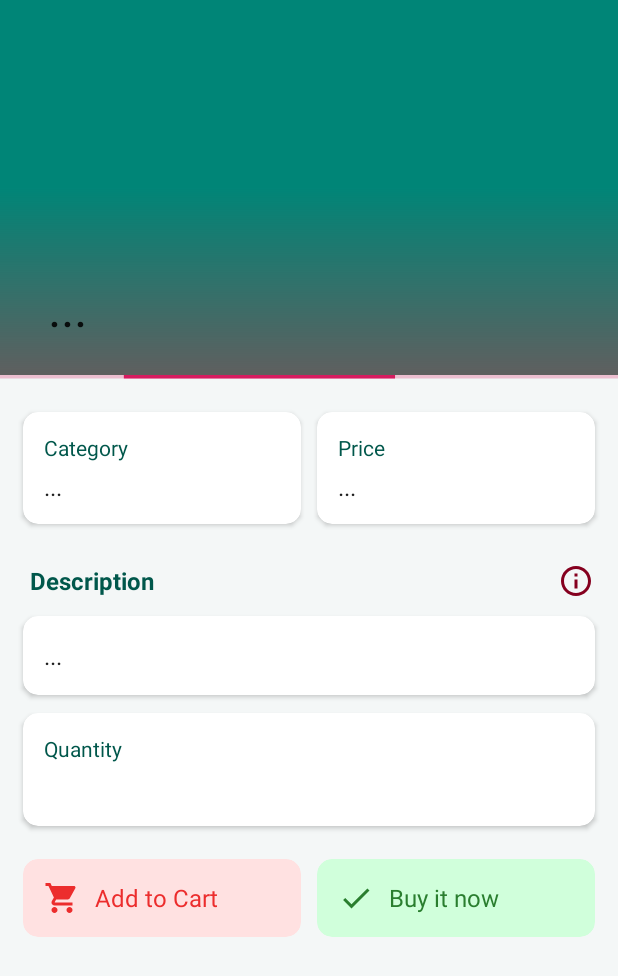
After one commit to ChanakaDushmantha/Online-Shop, an Android app: the Item screen opened directly, with no data from a screen before it, on a phone screen of 412 x 824 dp. The commit adds this screen. Shown: the top 976 px of the screen. Run offline under Robolectric (Android 15) with nearby library versions, the phone set to English and light mode, and no system bars; network calls fail.

Commit message:
create Item UI

```diff
--- a/app/src/main/java/lk/chanaka/dushmantha/groceryonline/Itemlist.java
+++ b/app/src/main/java/lk/chanaka/dushmantha/groceryonline/Itemlist.java
@@ -10,7 +10,7 @@ import android.widget.Toast;
 
 import java.util.HashMap;
 
-public class Itemlist extends AppCompatActivity {
+public class Itemlist extends AppCompatActivity {// temp class
 
     private TextView name, email;
     private Button btn_logout;
--- a/app/src/main/java/lk/chanaka/dushmantha/groceryonline/Items/Adaptor.java
+++ b/app/src/main/java/lk/chanaka/dushmantha/groceryonline/Items/Adaptor.java
@@ -1,6 +1,7 @@
 package lk.chanaka.dushmantha.groceryonline.Items;
 
 import android.content.Context;
+import android.content.Intent;
 import android.view.LayoutInflater;
 import android.view.View;
 import android.view.ViewGroup;
@@ -20,7 +21,9 @@ import java.text.NumberFormat;
 import java.util.ArrayList;
 import java.util.List;
 
+import lk.chanaka.dushmantha.groceryonline.LoginActivity;
 import lk.chanaka.dushmantha.groceryonline.R;
+import lk.chanaka.dushmantha.groceryonline.Shops;
 
 class Adapter extends RecyclerView.Adapter<Adapter.ViewHolder> implements Filterable {
     LayoutInflater inflater;
@@ -125,7 +128,11 @@ class Adapter extends RecyclerView.Adapter<Adapter.ViewHolder> implements Filter
             itemView.setOnClickListener(new View.OnClickListener() {
                 @Override
                 public void onClick(View v) {
-                    Toast.makeText(v.getContext(), "Do Something With this Click", Toast.LENGTH_SHORT).show();
+                    int i = getAdapterPosition();
+
+                    Toast.makeText(v.getContext(), "Do Something With this Click" + i, Toast.LENGTH_SHORT).show();
+                    Intent intent = new Intent(inflater.getContext(), Item.class);
+                    inflater.getContext().startActivity(intent);
                 }
             });
         }
--- a/app/src/main/java/lk/chanaka/dushmantha/groceryonline/Items/GroceryItem.java
+++ b/app/src/main/java/lk/chanaka/dushmantha/groceryonline/Items/GroceryItem.java
@@ -1,6 +1,4 @@
 package lk.chanaka.dushmantha.groceryonline.Items;
-
-import com.google.errorprone.annotations.Var;
 
 public class GroceryItem {
     private String id;
--- /dev/null
+++ b/app/src/main/java/lk/chanaka/dushmantha/groceryonline/Items/Item.java
@@ -0,0 +1,23 @@
+package lk.chanaka.dushmantha.groceryonline.Items;
+
+import androidx.appcompat.app.AppCompatActivity;
+import androidx.appcompat.widget.Toolbar;
+
+import android.os.Bundle;
+
+import lk.chanaka.dushmantha.groceryonline.R;
+
+public class Item extends AppCompatActivity {
+
+    Toolbar toolbar;
+
+    @Override
+    protected void onCreate(Bundle savedInstanceState) {
+        super.onCreate(savedInstanceState);
+        setContentView(R.layout.activity_item);
+
+        toolbar = findViewById(R.id.toolbar);
+        this.setSupportActionBar(toolbar);
+        this.getSupportActionBar().setTitle("");
+    }
+}
--- a/app/src/main/java/lk/chanaka/dushmantha/groceryonline/Items/List.java
+++ b/app/src/main/java/lk/chanaka/dushmantha/groceryonline/Items/List.java
@@ -93,6 +93,7 @@ public class List extends AppCompatActivity {
                         recyclerView.setLayoutManager(new LinearLayoutManager(getApplicationContext()));
                         adapter = new Adapter(getApplicationContext(),groceryItems);
                         recyclerView.setAdapter(adapter);
+
                     }
                 }, new Response.ErrorListener() {
                     @Override
@@ -161,9 +162,6 @@ public class List extends AppCompatActivity {
                 return true;
             }
         });
-
-
-
         return  true;
     }
 
@@ -174,7 +172,6 @@ public class List extends AppCompatActivity {
         if(id == R.id.search_view){
             return  true;
         }
-
         return super.onOptionsItemSelected(item);
     }
 }
--- /dev/null
+++ b/app/src/main/res/drawable/ic_check.xml
@@ -0,0 +1,5 @@
+<vector android:height="24dp" android:tint="#2A7E2F"
+    android:viewportHeight="24.0" android:viewportWidth="24.0"
+    android:width="24dp" xmlns:android="http://schemas.android.com/apk/res/android">
+    <path android:fillColor="#FF000000" android:pathData="M9,16.17L4.83,12l-1.42,1.41L9,19 21,7l-1.41,-1.41z"/>
+</vector>
--- /dev/null
+++ b/app/src/main/res/drawable/ic_info.xml
@@ -0,0 +1,9 @@
+<vector xmlns:android="http://schemas.android.com/apk/res/android"
+    android:width="24dp"
+    android:height="24dp"
+    android:viewportWidth="24.0"
+    android:viewportHeight="24.0">
+    <path
+        android:fillColor="#85001F"
+        android:pathData="M11,17h2v-6h-2v6zM12,2C6.48,2 2,6.48 2,12s4.48,10 10,10 10,-4.48 10,-10S17.52,2 12,2zM12,20c-4.41,0 -8,-3.59 -8,-8s3.59,-8 8,-8 8,3.59 8,8 -3.59,8 -8,8zM11,9h2L13,7h-2v2z"/>
+</vector>
--- /dev/null
+++ b/app/src/main/res/drawable/ic_shopping_cart.xml
@@ -0,0 +1,5 @@
+<vector android:height="24dp" android:tint="#EC2D2D"
+    android:viewportHeight="24.0" android:viewportWidth="24.0"
+    android:width="24dp" xmlns:android="http://schemas.android.com/apk/res/android">
+    <path android:fillColor="#FF000000" android:pathData="M7,18c-1.1,0 -1.99,0.9 -1.99,2S5.9,22 7,22s2,-0.9 2,-2 -0.9,-2 -2,-2zM1,2v2h2l3.6,7.59 -1.35,2.45c-0.16,0.28 -0.25,0.61 -0.25,0.96 0,1.1 0.9,2 2,2h12v-2L7.42,15c-0.14,0 -0.25,-0.11 -0.25,-0.25l0.03,-0.12 0.9,-1.63h7.45c0.75,0 1.41,-0.41 1.75,-1.03l3.58,-6.49c0.08,-0.14 0.12,-0.31 0.12,-0.48 0,-0.55 -0.45,-1 -1,-1L5.21,4l-0.94,-2L1,2zM17,18c-1.1,0 -1.99,0.9 -1.99,2s0.89,2 1.99,2 2,-0.9 2,-2 -0.9,-2 -2,-2z"/>
+</vector>
--- /dev/null
+++ b/app/src/main/res/drawable/shadow_bottom_to_top.xml
@@ -0,0 +1,10 @@
+<?xml version="1.0" encoding="utf-8"?>
+<shape xmlns:android="http://schemas.android.com/apk/res/android">
+    <gradient
+        android:startColor="#00000000"
+        android:centerColor="#00000000"
+        android:endColor="#5F5F5F"
+        android:angle="270"
+        android:type="linear">
+    </gradient>
+</shape>
--- /dev/null
+++ b/app/src/main/res/layout/activity_item.xml
@@ -0,0 +1,291 @@
+<?xml version="1.0" encoding="utf-8"?>
+
+<!--TODO #2 this is a layout for detailed activity, please note the id-->
+
+<androidx.coordinatorlayout.widget.CoordinatorLayout
+    xmlns:android="http://schemas.android.com/apk/res/android"
+    xmlns:tools="http://schemas.android.com/tools"
+    xmlns:app="http://schemas.android.com/apk/res-auto"
+    android:layout_width="match_parent"
+    android:layout_height="match_parent"
+    android:fitsSystemWindows="true"
+    tools:context=".Items.Item"
+    android:background="@color/colorBackground">
+
+    <com.google.android.material.appbar.AppBarLayout
+        android:id="@+id/appbar"
+        android:layout_width="match_parent"
+        android:layout_height="250dp"
+        android:fitsSystemWindows="true"
+        android:theme="@style/ToolBar">
+
+        <com.google.android.material.appbar.CollapsingToolbarLayout
+            android:id="@+id/collapsing_toolbar"
+            android:layout_width="match_parent"
+            android:layout_height="match_parent"
+            app:layout_scrollFlags="scroll|exitUntilCollapsed"
+            app:title="@string/dot_loading">
+            <ImageView
+                android:id="@+id/mealThumb"
+                android:layout_width="match_parent"
+                android:layout_height="match_parent"
+                android:fitsSystemWindows="true"
+                android:scaleType="centerCrop"
+                app:layout_collapseMode="parallax"/>
+            <ImageView
+                android:src="@drawable/shadow_bottom_to_top"
+                android:layout_width="match_parent"
+                android:layout_height="match_parent" />
+            <androidx.appcompat.widget.Toolbar
+                android:id="@+id/toolbar"
+                android:layout_width="match_parent"
+                android:layout_height="?attr/actionBarSize"
+                app:layout_collapseMode="pin"
+                app:popupTheme="@style/ThemeOverlay.AppCompat.Light"/>
+
+        </com.google.android.material.appbar.CollapsingToolbarLayout>
+    </com.google.android.material.appbar.AppBarLayout>
+
+
+    <androidx.core.widget.NestedScrollView
+        app:layout_behavior="@string/appbar_scrolling_view_behavior"
+        android:layout_width="match_parent"
+        android:layout_height="wrap_content"
+        android:fitsSystemWindows="true">
+        <LinearLayout
+            android:orientation="vertical"
+            android:layout_width="match_parent"
+            android:layout_height="wrap_content">
+            <ProgressBar
+                android:id="@+id/progressBar"
+                style="@style/Base.Widget.AppCompat.ProgressBar.Horizontal"
+                android:layout_marginTop="-7dp"
+                android:indeterminate="true"
+                android:layout_width="match_parent"
+                android:layout_height="wrap_content" />
+            <LinearLayout
+                android:orientation="horizontal"
+                android:layout_width="match_parent"
+                android:layout_height="wrap_content"
+                android:paddingLeft="10dp"
+                android:paddingRight="10dp"
+                android:paddingTop="10dp">
+                <androidx.cardview.widget.CardView
+                    app:cardUseCompatPadding="true"
+                    app:cardCornerRadius="10dp"
+                    android:layout_width="match_parent"
+                    android:layout_height="wrap_content"
+                    android:layout_weight="1">
+                    <LinearLayout
+                        android:layout_width="match_parent"
+                        android:layout_height="wrap_content"
+                        android:orientation="vertical">
+                        <TextView
+                            android:id="@+id/textCategory"
+                            android:text="@string/category"
+                            android:paddingLeft="14dp"
+                            android:paddingRight="14dp"
+                            android:paddingTop="14dp"
+                            android:textColor="@color/colorPrimaryDark"
+                            android:layout_width="match_parent"
+                            android:layout_height="wrap_content" />
+                        <TextView
+                            android:id="@+id/category"
+                            android:text="@string/dot_loading"
+                            android:paddingLeft="14dp"
+                            android:paddingRight="14dp"
+                            android:paddingTop="5dp"
+                            android:paddingBottom="14dp"
+                            android:textSize="16sp"
+                            android:textColor="@color/colorPrimaryText"
+                            android:layout_width="match_parent"
+                            android:layout_height="wrap_content" />
+                    </LinearLayout>
+                </androidx.cardview.widget.CardView>
+                <androidx.cardview.widget.CardView
+                    app:cardUseCompatPadding="true"
+                    app:cardCornerRadius="10dp"
+                    android:layout_width="match_parent"
+                    android:layout_height="wrap_content"
+                    android:layout_weight="1">
+                    <LinearLayout
+                        android:layout_width="match_parent"
+                        android:layout_height="wrap_content"
+                        android:orientation="vertical">
+                        <TextView
+                            android:id="@+id/Country"
+                            android:text="@string/price"
+                            android:paddingLeft="14dp"
+                            android:paddingRight="14dp"
+                            android:paddingTop="14dp"
+                            android:textColor="@color/colorPrimaryDark"
+                            android:layout_width="match_parent"
+                            android:layout_height="wrap_content" />
+                        <TextView
+                            android:id="@+id/price"
+                            android:text="@string/dot_loading"
+                            android:paddingLeft="14dp"
+                            android:paddingRight="14dp"
+                            android:paddingTop="5dp"
+                            android:paddingBottom="14dp"
+                            android:textSize="16sp"
+                            android:textColor="@color/colorPrimaryText"
+                            android:layout_width="match_parent"
+                            android:layout_height="wrap_content" />
+                    </LinearLayout>
+                </androidx.cardview.widget.CardView>
+            </LinearLayout>
+
+            <TextView
+                android:layout_width="match_parent"
+                android:layout_height="wrap_content"
+                android:layout_marginLeft="20dp"
+                android:layout_marginTop="20dp"
+                android:layout_marginRight="16dp"
+                android:layout_marginBottom="5dp"
+                android:drawableEnd="@drawable/ic_info"
+                android:drawableRight="@drawable/ic_info"
+                android:drawablePadding="10dp"
+                android:gravity="center_vertical"
+                android:text="@string/description"
+                android:textColor="@color/colorPrimaryDark"
+                android:textSize="16sp"
+                android:textStyle="bold" />
+
+            <androidx.cardview.widget.CardView
+                app:cardUseCompatPadding="true"
+                app:cardCornerRadius="10dp"
+                android:layout_width="match_parent"
+                android:layout_height="wrap_content"
+                android:layout_marginLeft="10dp"
+                android:layout_marginRight="10dp">
+                <TextView
+                    android:id="@+id/description"
+                    android:text="@string/dot_loading"
+                    android:paddingLeft="14dp"
+                    android:paddingRight="14dp"
+                    android:paddingTop="15dp"
+                    android:paddingBottom="15dp"
+                    android:textSize="16sp"
+                    android:textColor="@color/colorPrimaryText"
+                    android:layout_width="match_parent"
+                    android:layout_height="wrap_content" />
+            </androidx.cardview.widget.CardView>
+
+
+            <androidx.cardview.widget.CardView
+                app:cardUseCompatPadding="true"
+                app:cardCornerRadius="10dp"
+                android:layout_width="match_parent"
+                android:layout_height="wrap_content"
+                android:layout_marginLeft="10dp"
+                android:layout_marginRight="10dp">
+                <LinearLayout
+                    android:layout_width="match_parent"
+                    android:layout_height="wrap_content"
+                    android:orientation="vertical">
+                    <TextView
+                        android:paddingLeft="14dp"
+                        android:paddingRight="14dp"
+                        android:layout_marginTop="14dp"
+                        android:text="@string/quantity"
+                        android:textColor="@color/colorPrimaryDark"
+                        android:layout_width="match_parent"
+                        android:layout_height="wrap_content" />
+                    <LinearLayout
+                        android:layout_marginBottom="20dp"
+                        android:orientation="horizontal"
+                        android:layout_width="match_parent"
+                        android:layout_height="wrap_content">
+                        <LinearLayout
+                            android:layout_width="match_parent"
+                            android:layout_height="wrap_content"
+                            android:orientation="vertical"
+                            android:layout_weight="1">
+                            <TextView
+                                android:id="@+id/ingredient"
+                                android:paddingLeft="14dp"
+                                android:paddingRight="14dp"
+                                android:textSize="16sp"
+                                android:textColor="@color/colorPrimaryText"
+                                android:layout_width="match_parent"
+                                android:layout_height="wrap_content" />
+                        </LinearLayout>
+                        <LinearLayout
+                            android:layout_width="match_parent"
+                            android:layout_height="wrap_content"
+                            android:orientation="vertical"
+                            android:layout_weight="1">
+                            <TextView
+                                android:id="@+id/measure"
+                                android:paddingLeft="14dp"
+                                android:paddingRight="14dp"
+                                android:textSize="16sp"
+                                android:textColor="@color/colorPrimaryText"
+                                android:layout_width="match_parent"
+                                android:layout_height="wrap_content" />
+                        </LinearLayout>
+                    </LinearLayout>
+                </LinearLayout>
+            </androidx.cardview.widget.CardView>
+            <LinearLayout
+                android:orientation="horizontal"
+                android:layout_width="match_parent"
+                android:layout_height="wrap_content"
+                android:layout_marginTop="10dp"
+                android:layout_marginBottom="20dp">
+                <androidx.cardview.widget.CardView
+                    android:layout_weight="1"
+                    app:cardUseCompatPadding="true"
+                    app:cardBackgroundColor="#FFE1E1"
+                    app:cardElevation="0dp"
+                    app:cardCornerRadius="10dp"
+                    android:layout_width="match_parent"
+                    android:layout_height="wrap_content"
+                    android:layout_marginLeft="10dp">
+                    <TextView
+                        android:background="?attr/selectableItemBackground"
+                        android:clickable="true"
+                        android:focusable="true"
+                        android:id="@+id/youtube"
+                        android:layout_width="match_parent"
+                        android:layout_height="wrap_content"
+                        android:text="@string/cart"
+                        android:padding="14dp"
+                        android:textSize="16sp"
+                        android:textColor="#EC2D2D"
+                        android:gravity="center_vertical"
+                        android:drawablePadding="10dp"
+                        android:drawableLeft="@drawable/ic_shopping_cart"
+                        android:drawableStart="@drawable/ic_shopping_cart" />
+                </androidx.cardview.widget.CardView>
+                <androidx.cardview.widget.CardView
+                    android:layout_weight="1"
+                    app:cardUseCompatPadding="true"
+                    app:cardBackgroundColor="#D0FFDB"
+                    app:cardElevation="0dp"
+                    app:cardCornerRadius="10dp"
+                    android:layout_width="match_parent"
+                    android:layout_height="wrap_content"
+                    android:layout_marginRight="10dp">
+                    <TextView
+                        android:id="@+id/source"
+                        android:clickable="true"
+                        android:focusable="true"
+                        android:background="?attr/selectableItemBackground"
+                        android:layout_width="match_parent"
+                        android:layout_height="wrap_content"
+                        android:text="@string/buy"
+                        android:padding="14dp"
+                        android:textSize="16sp"
+                        android:textColor="#2A7E2F"
+                        android:gravity="center_vertical"
+                        android:drawablePadding="10dp"
+                        android:drawableLeft="@drawable/ic_check"
+                        android:drawableStart="@drawable/ic_check" />
+                </androidx.cardview.widget.CardView>
+
+            </LinearLayout>
+        </LinearLayout>
+    </androidx.core.widget.NestedScrollView>
+</androidx.coordinatorlayout.widget.CoordinatorLayout>
--- a/app/src/main/res/values/colors.xml
+++ b/app/src/main/res/values/colors.xml
@@ -4,4 +4,6 @@
     <color name="colorPrimaryDark">#00574B</color>
     <color name="colorAccent">#D81B60</color>
     <color name="colorWhite">#FFFFFF</color>
+    <color name="colorPrimaryText">#1e1e1e</color>
+    <color name="colorBackground">#F4F7F7</color>
 </resources>
--- a/app/src/main/res/values/strings.xml
+++ b/app/src/main/res/values/strings.xml
@@ -6,4 +6,15 @@
     <string name="mobileerror">Enter a valid mobile</string>
     <string name="passworderror">The password must contain at least 6 character containing, at least one uppercase letter and one number</string>
     <string name="err_password_confirmation">The password must match with password field</string>
+
+    <string name="search_your_recipes">Search Your Recipes…</string>
+    <string name="meal_categories">Meal Categories</string>
+    <string name="category">Category</string>
+    <string name="price">Price</string>
+    <string name="description">Description</string>
+    <string name="dot_loading">...</string>
+    <string name="quantity">Quantity</string>
+    <string name="buy">Buy it now</string>
+    <string name="cart">Add to Cart</string>
+    <string name="favorite">Favorite</string>
 </resources>
```
Also changed, not shown: app/src/main/AndroidManifest.xml (+5 -6 lines).
